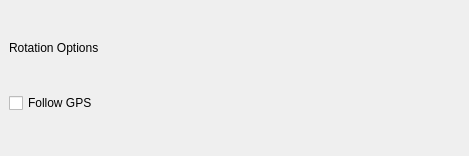
Above: src/roam/ui/ui_rotation.ui from roam-qgis/Roam before the change. Below: the same form after it.
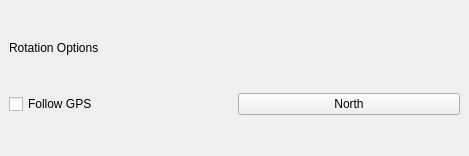
That is the form after the change.

Commit message: Add reset to north button

What changed in the file:
```diff
--- a/src/roam/ui/ui_rotation.ui
+++ b/src/roam/ui/ui_rotation.ui
@@ -57,11 +57,22 @@
        </widget>
       </item>
       <item>
+       <layout class="QHBoxLayout" name="horizontalLayout">
+        <item>
        <widget class="QCheckBox" name="followGPSCheck">
         <property name="text">
          <string>Follow GPS</string>
         </property>
        </widget>
+        </item>
+        <item>
+         <widget class="QPushButton" name="northButton">
+          <property name="text">
+           <string>North</string>
+          </property>
+         </widget>
+        </item>
+       </layout>
       </item>
      </layout>
     </widget>
```
Lines whose indentation alone changed are shown as unchanged. The commit also changes 2 other files.
